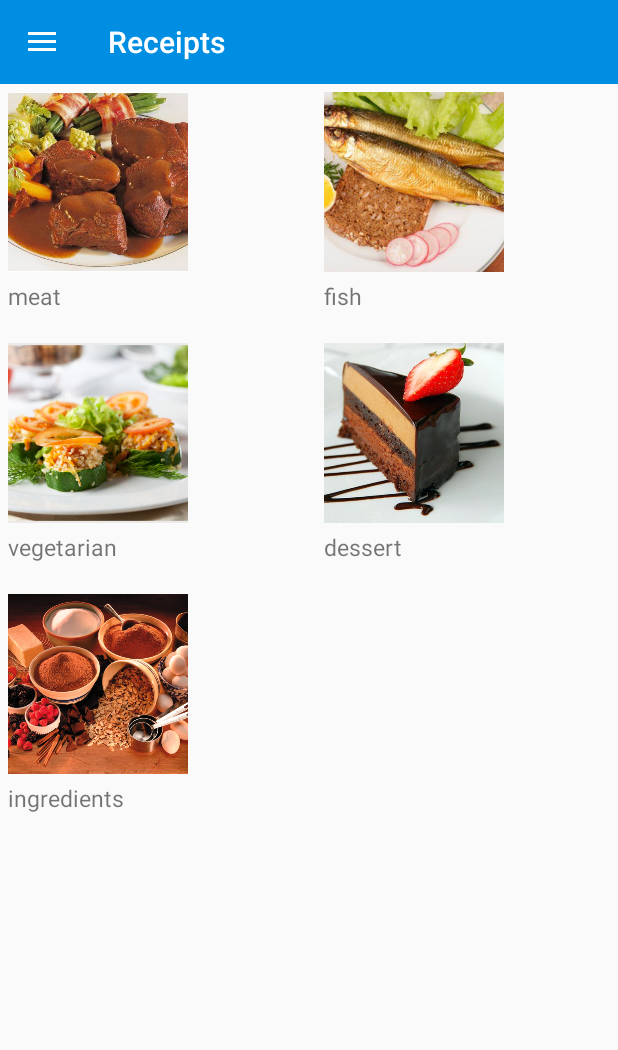
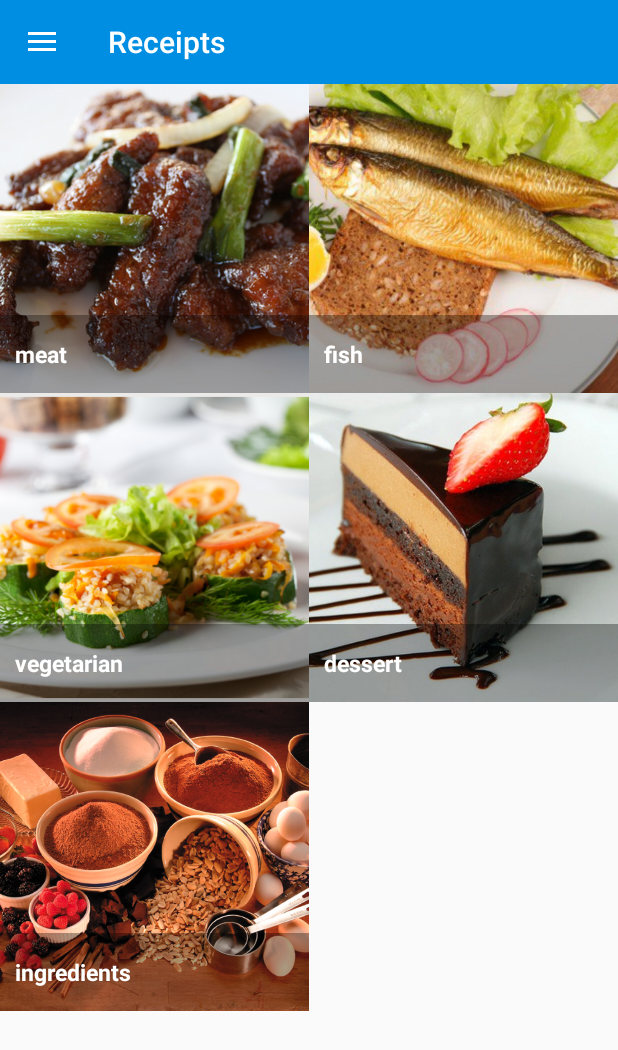
Before and after one commit to shaftwin/BonAp, an Android app: the CategoriesActivity screen opened directly, with no data from a screen before it, on a phone screen of 412 x 824 dp. Shown: the top 1050 px of the screen. Run offline under Robolectric (Android 15) with nearby library versions, the phone set to English and light mode, and no system bars; our stand-ins replace Picasso.

Commit message:
Layout Categorie OK

```diff
--- a/app/src/main/java/com/example/shaft/bonap/CategoriesActivity.java
+++ b/app/src/main/java/com/example/shaft/bonap/CategoriesActivity.java
@@ -28,8 +28,13 @@ public class CategoriesActivity extends BaseActivity {
         setSupportActionBar(getActionBarToolbar());
 
         gridView = (GridView) findViewById(R.id.gridview);
+        int iDisplayWidth = getResources().getDisplayMetrics().widthPixels ;
 
+        int iImageWidth = iDisplayWidth
+                / 2;
+        gridView.setColumnWidth( iImageWidth );
         gridView.setAdapter(new ImageAdapter(this, CATEGORIES));
+        gridView.setStretchMode(GridView.STRETCH_SPACING_UNIFORM);
 
         gridView.setOnItemClickListener(new AdapterView.OnItemClickListener() {
             public void onItemClick(AdapterView<?> parent, View v,
--- a/app/src/main/java/com/example/shaft/bonap/ImageAdapter.java
+++ b/app/src/main/java/com/example/shaft/bonap/ImageAdapter.java
@@ -18,12 +18,14 @@ public class ImageAdapter extends BaseAdapter {
     private Context context;
     private final String[] mobileValues;
     LayoutInflater inflater;
+    private final LayoutInflater mInflater;
 
     public ImageAdapter(Context context, String[] mobileValues) {
         this.context = context;
         this.mobileValues = mobileValues;
         inflater = (LayoutInflater) context
                 .getSystemService(Context.LAYOUT_INFLATER_SERVICE);
+        mInflater = LayoutInflater.from(context);
     }
 
     public View getView(int position, View convertView, ViewGroup parent) {
@@ -32,7 +34,6 @@ public class ImageAdapter extends BaseAdapter {
 
         if (convertView == null) {
 
-            gridView = new View(context);
 
             gridView = inflater.inflate(R.layout.category_block, null);
             ImageView imageView = (ImageView) gridView
--- /dev/null
+++ b/app/src/main/java/com/example/shaft/bonap/SquareImageView.java
@@ -0,0 +1,28 @@
+package com.example.shaft.bonap;
+
+import android.content.Context;
+import android.util.AttributeSet;
+import android.widget.ImageView;
+
+/**
+ * Created by Shaft on 04/03/2015.
+ */
+public class SquareImageView extends ImageView {
+    public SquareImageView(Context context) {
+        super(context);
+    }
+
+    public SquareImageView(Context context, AttributeSet attrs) {
+        super(context, attrs);
+    }
+
+    public SquareImageView(Context context, AttributeSet attrs, int defStyle) {
+        super(context, attrs, defStyle);
+    }
+
+    @Override
+    protected void onMeasure(int widthMeasureSpec, int heightMeasureSpec) {
+        super.onMeasure(widthMeasureSpec, heightMeasureSpec);
+        setMeasuredDimension(getMeasuredWidth(), getMeasuredWidth()); //Snap to width
+    }
+}
--- a/app/src/main/res/layout/activity_categories.xml
+++ b/app/src/main/res/layout/activity_categories.xml
@@ -19,12 +19,12 @@
             android:id="@+id/gridview"
             android:layout_width="fill_parent"
             android:layout_height="match_parent"
-            android:columnWidth="90dp"
+            android:columnWidth="200dp"
             android:gravity="center"
-            android:horizontalSpacing="10dp"
+            android:horizontalSpacing="0dp"
             android:numColumns="2"
             android:stretchMode="columnWidth"
-            android:verticalSpacing="10dp" />
+            android:verticalSpacing="0dp" />
 
     </LinearLayout>
 
--- a/app/src/main/res/layout/category_block.xml
+++ b/app/src/main/res/layout/category_block.xml
@@ -1,25 +1,29 @@
 <?xml version="1.0" encoding="utf-8"?>
-<LinearLayout xmlns:android="http://schemas.android.com/apk/res/android"
-    android:layout_width="150dp"
-    android:layout_height="150dp"
-    android:padding="5dp"
-    android:orientation="vertical">
+<FrameLayout xmlns:android="http://schemas.android.com/apk/res/android"
+    android:layout_width="match_parent"
+    android:layout_height="match_parent">
 
-    <ImageView
+    <com.example.shaft.bonap.SquareImageView
         android:id="@+id/grid_item_image"
-        android:layout_width="120dp"
-        android:layout_height="120dp"
-        android:layout_marginRight="10px"
-        android:src="@drawable/df" >
-    </ImageView>
+        android:layout_width="match_parent"
+        android:layout_height="match_parent"
+        android:scaleType="centerCrop"
+        android:src="@drawable/df" />
 
     <TextView
         android:id="@+id/grid_item_label"
-        android:layout_width="wrap_content"
+        android:layout_width="match_parent"
         android:layout_height="wrap_content"
+        android:layout_centerInParent="true"
+        android:layout_gravity="bottom"
+        android:background="#55000000"
+        android:paddingBottom="15dp"
+        android:paddingLeft="10dp"
+        android:paddingRight="10dp"
+        android:paddingTop="15dp"
         android:text="@+id/label"
-        android:layout_marginTop="5dp"
-        android:textSize="15dp" >
-    </TextView>
+        android:textColor="@android:color/white"
+        android:textSize="15sp"
+        android:textStyle="bold" />
 
-</LinearLayout>
+</FrameLayout>
```
Also changed, not shown: app/src/main/res/drawable/meat.jpg.
